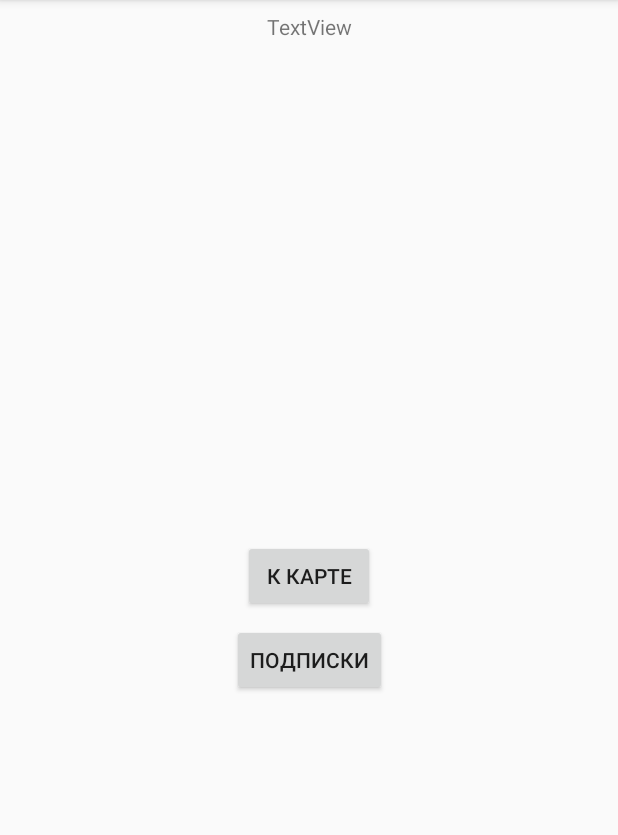
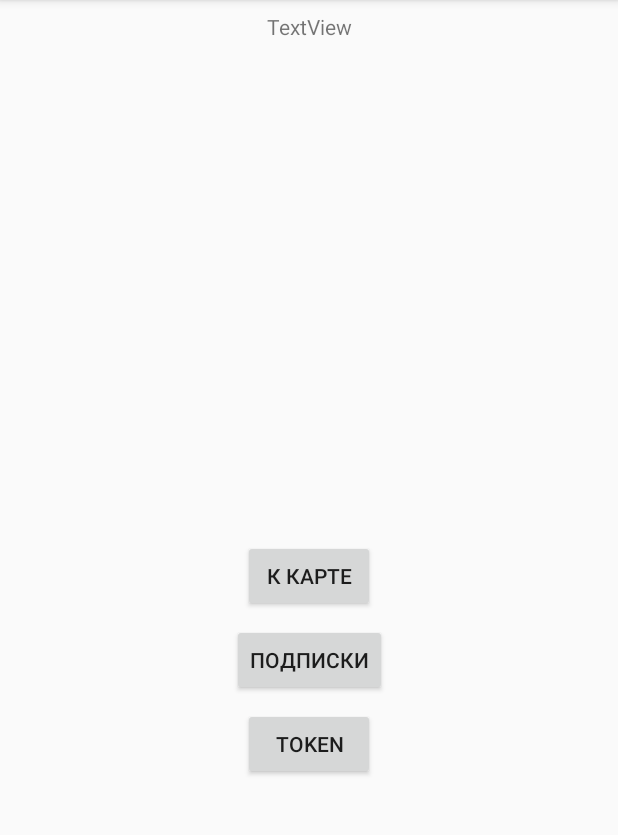
Before and after one commit to VeiNPrk/LocationS, an Android app: the screen it shows after launch (MainActivity), on a phone screen of 412 x 824 dp, the part 84-919 px from its top. Run offline under Robolectric (Android 15) with nearby library versions, the phone set to English and light mode, and no system bars; libraries missing offline, so code that uses them is left out: com.raizlabs.android; 2 statements that could not run were skipped.

Commit message:
попытка FCM 1

```diff
--- a/app/build.gradle
+++ b/app/build.gradle
@@ -20,6 +20,8 @@ android {
 }
 def dbflow_version = "4.2.4"
 dependencies {
+    implementation 'com.google.firebase:firebase-core:16.0.0'
+    implementation 'com.google.firebase:firebase-messaging:17.3.4'
     annotationProcessor "com.github.Raizlabs.DBFlow:dbflow-processor:${dbflow_version}"
     compile "com.github.Raizlabs.DBFlow:dbflow-core:${dbflow_version}"
     compile "com.github.Raizlabs.DBFlow:dbflow:${dbflow_version}"
@@ -35,8 +37,10 @@ dependencies {
     testImplementation 'junit:junit:4.12'
     androidTestImplementation 'com.android.support.test:runner:1.0.1'
     androidTestImplementation 'com.android.support.test.espresso:espresso-core:3.0.1'
-    compile 'com.google.android.gms:play-services-maps:10.2.0'
+    compile 'com.google.android.gms:play-services-maps:16.0.0'
     compile 'com.firebase:firebase-jobdispatcher:0.5.0'
     compile 'com.android.support:design:26.+'
     implementation files('libs/jtds-1.2.5.jar')
 }
+
+apply plugin: 'com.google.gms.google-services'
--- a/app/src/main/AndroidManifest.xml
+++ b/app/src/main/AndroidManifest.xml
@@ -36,6 +36,11 @@
                 <action android:name="com.firebase.jobdispatcher.ACTION_EXECUTE"/>
             </intent-filter>
         </service>
+        <service android:name=".MyFirebaseMessagingService">
+            <intent-filter>
+                <action android:name="com.google.firebase.MESSAGING_EVENT" />
+            </intent-filter>
+        </service>
     </application>
 
 </manifest>
--- a/app/src/main/java/com/example/vnprk/locationsearch/LocationApi.java
+++ b/app/src/main/java/com/example/vnprk/locationsearch/LocationApi.java
@@ -36,4 +36,8 @@ public interface LocationApi {
         @POST("/updatedescribe.php")
         Call<List<UserClass>> updateDescribe(@Field("id_main") int idUser, @Field("id_depend") int idDepend,
                                          @Field("status") int status);
+
+        @FormUrlEncoded
+        @POST("/settoken.php")
+        Call<ResponseResult> setToken(@Field("id_user") int idUser, @Field("token") String token);
 }
--- a/app/src/main/java/com/example/vnprk/locationsearch/MainActivity.java
+++ b/app/src/main/java/com/example/vnprk/locationsearch/MainActivity.java
@@ -9,6 +9,7 @@ import android.location.Location;
 import android.location.LocationListener;
 import android.location.LocationManager;
 import android.os.Build;
+import android.support.annotation.NonNull;
 import android.support.v4.app.ActivityCompat;
 import android.support.v4.app.FragmentManager;
 import android.support.v4.app.LoaderManager;
@@ -32,6 +33,10 @@ import com.google.android.gms.maps.OnMapReadyCallback;
 import com.google.android.gms.maps.SupportMapFragment;
 import com.google.android.gms.maps.model.LatLng;
 import com.google.android.gms.maps.model.MarkerOptions;
+import com.google.android.gms.tasks.OnCompleteListener;
+import com.google.android.gms.tasks.Task;
+import com.google.firebase.iid.FirebaseInstanceId;
+import com.google.firebase.iid.InstanceIdResult;
 import com.raizlabs.android.dbflow.sql.language.Select;
 
 import java.sql.ResultSet;
@@ -50,7 +55,8 @@ public class MainActivity extends AppCompatActivity {
 	TextView tvMyId = null;
 	Button btnMap = null;
     Button btnDescribe = null;
-
+    Button logTokenButton = null;
+    private static final String TAG = "MainActivity";
     final private int REQUEST_CODE_ASK_MULTIPLE_PERMISSIONS = 124;
 
     @Override
@@ -74,6 +80,8 @@ public class MainActivity extends AppCompatActivity {
         btnMap = (Button) findViewById(R.id.btn_map);
         btnDescribe = (Button) findViewById(R.id.btn_describe);
         tvMyId = (TextView) findViewById(R.id.tv_my_id);
+        logTokenButton = findViewById(R.id.logTokenButton);
+
     }
 
     private void setClickListener() {
@@ -87,6 +95,45 @@ public class MainActivity extends AppCompatActivity {
             @Override
             public void onClick(View v) {
                 openDescribe();
+            }
+        });
+        logTokenButton.setOnClickListener(new View.OnClickListener() {
+            @Override
+            public void onClick(View v) {
+                // Get token
+                FirebaseInstanceId.getInstance().getInstanceId()
+                        .addOnCompleteListener(new OnCompleteListener<InstanceIdResult>() {
+                            @Override
+                            public void onComplete(@NonNull Task<InstanceIdResult> task) {
+                                if (!task.isSuccessful()) {
+                                    Log.w(TAG, "getInstanceId failed", task.getException());
+                                    return;
+                                }
+
+                                // Get new Instance ID token
+                                String token = task.getResult().getToken();
+
+                                // Log and toast
+                                String msg = getString(R.string.msg_token_fmt, token);
+                                Log.d(TAG, msg);
+                                //Toast.makeText(MainActivity.this, msg, Toast.LENGTH_SHORT).show();
+                                App.getApi().setToken(App.iam.getId(), token).enqueue(new Callback<ResponseResult>() {
+                                    @Override
+                                    public void onResponse(Call<ResponseResult> call, Response<ResponseResult> response) {
+                                        Log.d("onResponse", "Передал!");
+                                        Toast.makeText(MainActivity.this, response.message(), Toast.LENGTH_LONG).show();
+                                    }
+
+                                    @Override
+                                    public void onFailure(Call<ResponseResult> call, Throwable t) {
+                                        Log.e("onFailure", t.getMessage());
+                                        Toast.makeText(MainActivity.this, t.getMessage(), Toast.LENGTH_LONG).show();
+                                    }
+                                });
+                            }
+                        });
+
+
             }
         });
     }
@@ -269,4 +316,6 @@ public class MainActivity extends AppCompatActivity {
                 .show();
     }
 
+
+
 }
--- a/app/src/main/res/layout/activity_main.xml
+++ b/app/src/main/res/layout/activity_main.xml
@@ -43,4 +43,16 @@
         app:layout_constraintEnd_toEndOf="parent"
         app:layout_constraintStart_toStartOf="parent"
         app:layout_constraintTop_toBottomOf="@+id/btn_map" />
+
+    <Button
+        android:id="@+id/logTokenButton"
+        android:layout_width="wrap_content"
+        android:layout_height="wrap_content"
+        android:layout_marginEnd="8dp"
+        android:layout_marginStart="8dp"
+        android:layout_marginTop="8dp"
+        android:text="Token"
+        app:layout_constraintEnd_toEndOf="parent"
+        app:layout_constraintStart_toStartOf="parent"
+        app:layout_constraintTop_toBottomOf="@+id/btn_describe" />
 </android.support.constraint.ConstraintLayout>
--- a/app/src/main/res/values/strings.xml
+++ b/app/src/main/res/values/strings.xml
@@ -17,10 +17,10 @@
         <item quantity="one">Hydrate while charging reminder sent %d time</item>
         <item quantity="other">Hydrate while charging reminder sent %d times</item>
     </plurals>
-
+    <string name="default_notification_channel_id" translatable="false">fcm_default_channel</string>
     <string name="btn_map">К карте</string>
     <string name="btn_describe">Подписки</string>
-
+    <string name="msg_token_fmt" translatable="false">InstanceID Token: %s</string>
     <!-- Strings for Notifications and Toasts -->
     <string name="water_chug_toast">GLUG GLUG GLUG</string>
 
--- a/build.gradle
+++ b/build.gradle
@@ -8,10 +8,11 @@ buildscript {
     }
     dependencies {
         classpath 'com.android.tools.build:gradle:3.0.0'
-
+        classpath 'com.google.gms:google-services:4.1.0'
 
         // NOTE: Do not place your application dependencies here; they belong
         // in the individual module build.gradle files
+        classpath 'com.google.gms:google-services:3.1.0'
     }
 }
 
```
Also changed, not shown: app/src/main/java/com/example/vnprk/locationsearch/MyFirebaseMessagingService.java (added, +153 -0 lines).
